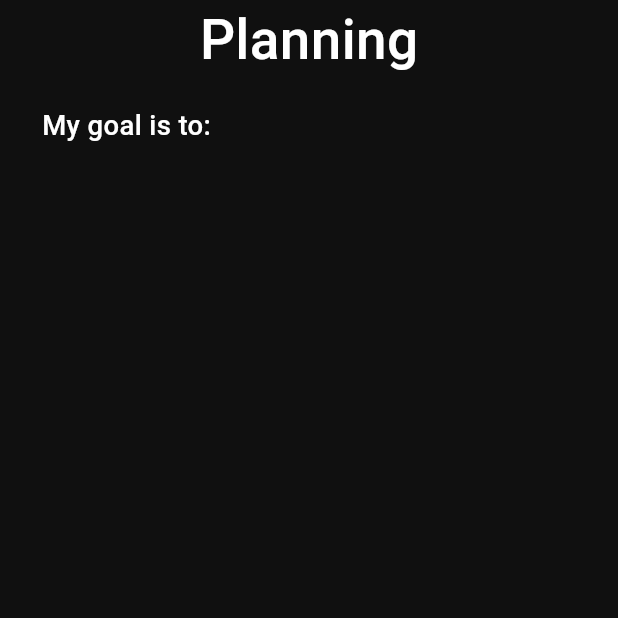
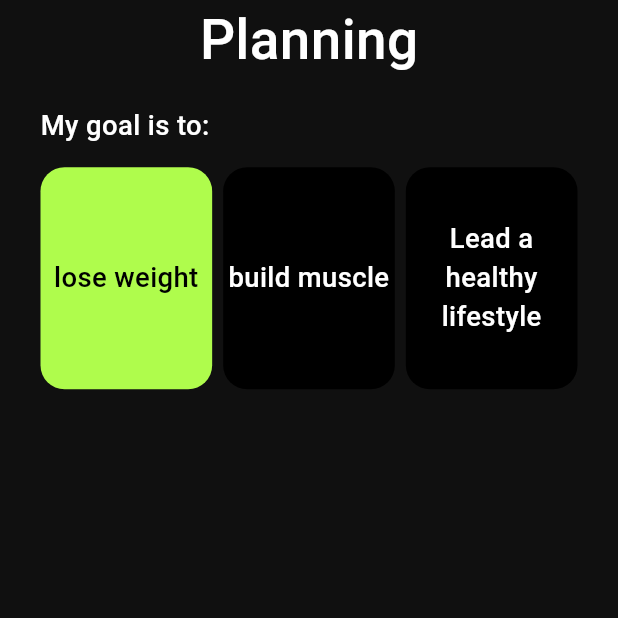
Before and after one commit to ibrahimsiam25/fitness_master, a Flutter app: the PlanningView screen opened by its route, on a phone screen of 412 x 824 dp, the top half of it. Run offline on Flutter 3.47's test engine with Material 3 defaults, Android fonts, the phone set to English and light mode, and no system bars; our stand-ins replace bloc, flutter_bloc, flutter_screenutil, go_router, shared_preferences; missing offline and left inert: svg_flutter; accounts and stored records are empty.

Commit message:
create planning Goal in planning view

```diff
--- a/lib/core/constants/const.dart
+++ b/lib/core/constants/const.dart
@@ -1,3 +1,3 @@
 const String kIsOnBoardingView = 'isOnBoardingView';
-const double kHorizontalPadding = 28.0;
+const double kHorizontalPadding = 27.0;
 const kVerticalPadding = 16;
--- a/lib/core/utils/app_router.dart
+++ b/lib/core/utils/app_router.dart
@@ -1,7 +1,9 @@
 import 'package:go_router/go_router.dart';
+import 'package:flutter_bloc/flutter_bloc.dart';
 import '../../features/splash/presention/views/splash_view.dart';
 import 'package:fitness_master/features/on_boarding/presention/views/planning_view.dart';
 import 'package:fitness_master/features/on_boarding/presention/views/on_boarding_view.dart';
+import 'package:fitness_master/features/on_boarding/presention/manger/planning/planning_cubit.dart';
 
 abstract class AppRouter {
   static const kOnBoardingView = '/onBoardingView';
@@ -18,7 +20,10 @@ abstract class AppRouter {
       ),
       GoRoute(
         path: kPlanningView,
-        builder: (context, state) => const PlanningView(),
+        builder: (context, state) => BlocProvider(
+          create: (context) => PlanningCubit(),
+          child: const PlanningView(),
+        ),
       ),
     ],
   );
--- /dev/null
+++ b/lib/features/on_boarding/presention/manger/planning/planning_cubit.dart
@@ -0,0 +1,8 @@
+import 'package:bloc/bloc.dart';
+import 'package:meta/meta.dart';
+
+part 'planning_state.dart';
+
+class PlanningCubit extends Cubit<PlanningState> {
+  PlanningCubit() : super(PlanningInitial());
+}
--- /dev/null
+++ b/lib/features/on_boarding/presention/manger/planning/planning_state.dart
@@ -0,0 +1,12 @@
+part of 'planning_cubit.dart';
+
+@immutable
+sealed class PlanningState {}
+
+
+final class PlanningInitial extends PlanningState {}
+final class PlanningGoal extends PlanningState {
+ final int index;
+
+  PlanningGoal({required this.index});
+}
--- a/lib/features/on_boarding/presention/views/widgets/planning_view_body.dart
+++ b/lib/features/on_boarding/presention/views/widgets/planning_view_body.dart
@@ -1,11 +1,26 @@
 import 'package:flutter/material.dart';
+import 'package:flutter_bloc/flutter_bloc.dart';
 import 'package:fitness_master/core/constants/const.dart';
 import 'package:fitness_master/core/utils/app_styles.dart';
 import 'package:flutter_screenutil/flutter_screenutil.dart';
+import 'package:fitness_master/core/constants/app_color.dart';
+import 'package:fitness_master/features/on_boarding/presention/manger/planning/planning_cubit.dart';
 
-class PlanningViewBody extends StatelessWidget {
+List<String> planningList = [
+  "lose weight",
+  "build muscle",
+  "Lead a healthy lifestyle"
+];
+int no = 0;
+
+class PlanningViewBody extends StatefulWidget {
   const PlanningViewBody({super.key});
 
+  @override
+  State<PlanningViewBody> createState() => _PlanningViewBodyState();
+}
+
+class _PlanningViewBodyState extends State<PlanningViewBody> {
   @override
   Widget build(BuildContext context) {
     return SafeArea(
@@ -27,9 +42,62 @@ class PlanningViewBody extends StatelessWidget {
               style: AppStyles.body1,
               textAlign: TextAlign.start,
             ),
+            SizedBox(
+              height: 12.h,
+            ),
+            BlocBuilder<PlanningCubit, PlanningState>(
+              builder: (context, state) {
+                return Row(
+                  mainAxisAlignment: MainAxisAlignment.spaceBetween,
+                  children: List.generate(3, (index) {
+                    return PlanningGoalItem(
+                        text: planningList[index],
+                        onTap: () {
+                          setState(() {
+                            no = index;
+                            print(no);
+                          });
+                        },
+                        isClicked: no == index);
+                  }),
+                );
+              },
+            )
           ],
         ),
       ),
     );
   }
 }
+
+class PlanningGoalItem extends StatelessWidget {
+  const PlanningGoalItem({
+    super.key,
+    required this.text,
+    required this.onTap,
+    required this.isClicked,
+  });
+  final String text;
+  final void Function() onTap;
+  final bool isClicked;
+  @override
+  Widget build(BuildContext context) {
+    return GestureDetector(
+        onTap: onTap,
+        child: Container(
+          decoration: BoxDecoration(
+            borderRadius: BorderRadius.circular(14.r),
+            color: isClicked ? AppColor.theme : AppColor.black,
+          ),
+          width: 100.w,
+          height: 124.h,
+          child: Center(
+              child: Text(
+            text,
+            textAlign: TextAlign.center,
+            style: AppStyles.body1
+                .copyWith(color: isClicked ? AppColor.black : AppColor.white),
+          )),
+        ));
+  }
+}
--- a/pubspec.yaml
+++ b/pubspec.yaml
@@ -31,6 +31,7 @@ dependencies:
   cupertino_icons: ^1.0.6
   flutter:
     sdk: flutter
+  flutter_bloc: ^8.1.6
   flutter_screenutil: ^5.9.3
   go_router: ^14.2.6
   shared_preferences: ^2.3.2
```
Also changed, not shown: pubspec.lock.
